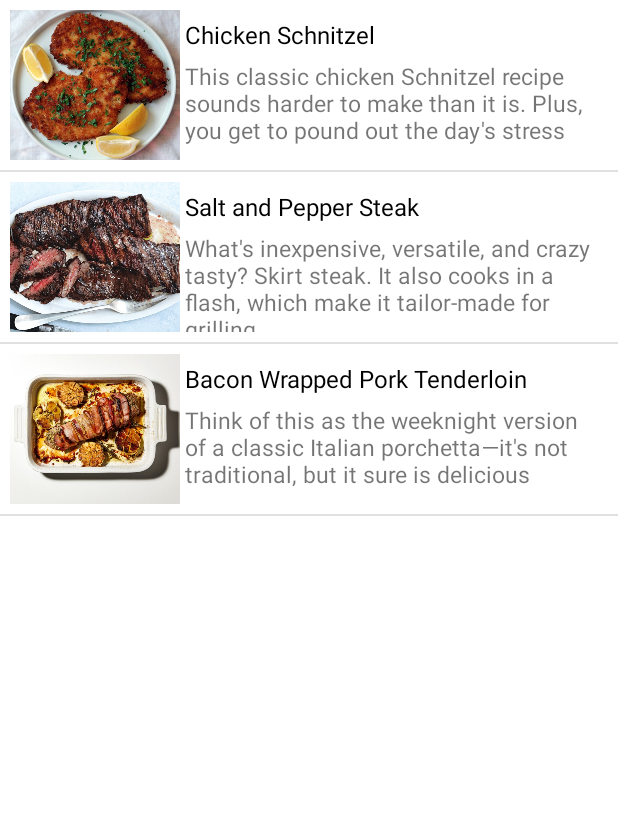
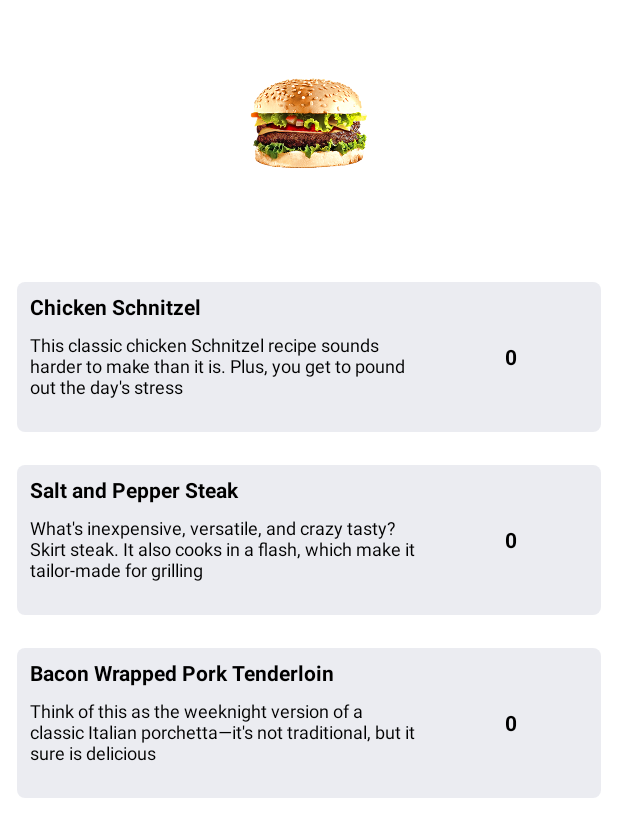
Before and after one commit to robertKlein02/scannAppQRBesteller, an Android app: the FoodList screen opened directly, with no data from a screen before it, on a phone screen of 412 x 824 dp. Shown: the top 837 px of the screen. Run offline under Robolectric (Android 15) with nearby library versions, the phone set to English and light mode, and no system bars.

Commit message:
add food list

```diff
--- a/app/src/main/java/com/example/scannertest/Food.kt
+++ b/app/src/main/java/com/example/scannertest/Food.kt
@@ -1,3 +1,3 @@
 package com.example.scannertest
 
-data class Food(var name:String, var desc:String, var image:Int)
+data class Food(var name:String, var desc:String)
--- a/app/src/main/java/com/example/scannertest/FoodList.kt
+++ b/app/src/main/java/com/example/scannertest/FoodList.kt
@@ -4,6 +4,8 @@ package com.example.scannertest
 import android.content.Intent
 import androidx.appcompat.app.AppCompatActivity
 import android.os.Bundle
+import android.widget.ImageView
+import android.widget.TextView
 import com.example.scannertest.databinding.ActivityMainBinding
 import com.example.scannertest.databinding.FoodlistBinding
 
@@ -17,10 +19,40 @@ class FoodList() : AppCompatActivity() {
         binding = FoodlistBinding.inflate(layoutInflater)
         setContentView(binding.root)
 
+        val name = intent.getStringExtra("name")
+        var icons=findViewById<ImageView>(R.id.icon2)
+        var textTop=findViewById<TextView>(R.id.textView3)
+
+        textTop.setText(name)
+
+        if(name=="Pizza")icons!!.setImageResource(R.drawable.pizzas)
+        if(name=="Pasta")icons!!.setImageResource(R.drawable.pasta)
+        if(name=="Döner")icons!!.setImageResource(R.drawable.doner)
+        if(name=="Reis")icons!!.setImageResource(R.drawable.reis)
+        if(name=="Dessert")icons!!.setImageResource(R.drawable.dessert)
+        if(name=="Getränke")icons!!.setImageResource(R.drawable.trinken)
+        if(name=="Burger")icons!!.setImageResource(R.drawable.burger)
+        if(name=="Nudel")icons!!.setImageResource(R.drawable.noodel)
+        if(name=="Cocktail")icons!!.setImageResource(R.drawable.cocktail)
+        if(name=="Pommes")icons!!.setImageResource(R.drawable.pommes)
+        if(name=="Sushi")icons!!.setImageResource(R.drawable.sushi)
+        if(name=="Wein")icons!!.setImageResource(R.drawable.wine)
+        if(name=="Bier")icons!!.setImageResource(R.drawable.beer)
+
+
+
+
+
+
+
+
+
+
+        //Hier werden die Daten von den Restaurants geladen
         val imageId = intArrayOf(
-            R.drawable.chicken_schnitzel,
-            R.drawable.salt_and_pepper_steak,
-            R.drawable.weeknight_porchetta
+            R.drawable.burger,
+            R.drawable.pommes,
+            R.drawable.pizzas
         )
 
         val names = arrayOf(
@@ -37,25 +69,27 @@ class FoodList() : AppCompatActivity() {
 
         for (i in names.indices){
 
-            val food = Food(names[i],descs[i],imageId[i])
+            val food = Food(names[i],descs[i])
             foodArrayList.add(food)
         }
         binding.foodsList.adapter= MyAdapter(this,foodArrayList)
 
         // Click lestener to list item
-        binding.foodsList.isClickable = true
-        binding.foodsList.setOnItemClickListener { parent, view, position, id ->
+        binding.foodsList.isClickable = false
 
-            val name = names[position]
-            val desx = descs[position]
-            val imageId = imageId[position]
 
-            val i = Intent(this,FoodsScreen::class.java)
-            i.putExtra("name",name)
-            i.putExtra("desc",desx)
-            i.putExtra("imageId", imageId)
-            startActivity(i)
-        }
+       // binding.foodsList.setOnItemClickListener { parent, view, position, id ->
+//
+       //     val name = names[position]
+       //     val desx = descs[position]
+       //     val imageId = imageId[position]
+//
+       //     val i = Intent(this,FoodsScreen::class.java)
+       //     i.putExtra("name",name)
+       //     i.putExtra("desc",desx)
+       //     i.putExtra("imageId", imageId)
+       //     startActivity(i)
+       // }
 
 
     }
--- a/app/src/main/java/com/example/scannertest/FoodsScreen.kt
+++ b/app/src/main/java/com/example/scannertest/FoodsScreen.kt
@@ -15,12 +15,12 @@ class FoodsScreen() : AppCompatActivity() {
 
         val name = intent.getStringExtra("name")
         val desc = intent.getStringExtra("desc")
-        val image = intent.getIntExtra("imageId", R.drawable.chicken_schnitzel)
+       // val image = intent.getIntExtra("imageId", R.drawable.chicken_schnitzel)
 
 
         binding.foodDesc.text =desc
         binding.foodName.text =name
-        binding.imgFood.setImageResource(image)
+    //    binding.imgFood.setImageResource(image)
 
 
     }
--- a/app/src/main/java/com/example/scannertest/MainActivity.kt
+++ b/app/src/main/java/com/example/scannertest/MainActivity.kt
@@ -9,10 +9,7 @@ import android.os.Handler
 import android.telephony.TelephonyManager
 import android.util.Log
 import android.view.View
-import android.widget.AdapterView
-import android.widget.Button
-import android.widget.TextView
-import android.widget.Toast
+import android.widget.*
 import androidx.annotation.RequiresApi
 import androidx.appcompat.app.AppCompatActivity
 import androidx.core.app.ActivityCompat
@@ -34,6 +31,7 @@ class MainActivity : AppCompatActivity() {
      private var isInsertSuccess = false
     lateinit var tv_lokalID: TextView
     lateinit var tv_tischID: TextView
+    var click = ""
 
     private lateinit var names:String
 
@@ -147,24 +145,6 @@ class MainActivity : AppCompatActivity() {
         }
     }
 
-    private fun setupGridView() {
-        val adapter = ImageListAdapter(this, R.layout.itemlist, sortArray(itemList))
-
-        binding.gridview.adapter = adapter
-
-
-        binding.gridview.onItemClickListener =
-            AdapterView.OnItemClickListener { parent, v, position, id ->
-             //  Toast.makeText(
-             //      this@MainActivity, sortArray(itemList).get(position) ,
-             //      Toast.LENGTH_SHORT,
-
-             //  )
-
-
-                openUnderMenu(itemList.get(position))
-            }
-    }
 
 
     override fun onResume() {
@@ -262,11 +242,36 @@ class MainActivity : AppCompatActivity() {
     }
 
 
-    fun openUnderMenu(string: String){
+
+    private fun setupGridView() {
+        val adapter = ImageListAdapter(this, R.layout.itemlist, sortArray(itemList))
 
 
+        binding.gridview.adapter = adapter
+
+
+        binding.gridview.onItemClickListener =
+            AdapterView.OnItemClickListener { parent, v, position, id ->
+                //  Toast.makeText(
+                //      this@MainActivity, sortArray(itemList).get(position) ,
+                //      Toast.LENGTH_SHORT,
+
+                //  )
+
+                click = sortArray(itemList).get(position)
+
+                openUnderMenu()
+            }
+
+
+    }
+
+
+
+    fun openUnderMenu(){
         val i = Intent(this,FoodList::class.java)
 
+        i.putExtra("name",click)
 
 
         startActivity(Intent(i))
--- a/app/src/main/java/com/example/scannertest/MyAdapter.kt
+++ b/app/src/main/java/com/example/scannertest/MyAdapter.kt
@@ -18,12 +18,12 @@ class MyAdapter(private val context : Activity, private val arrayList: ArrayList
         val view : View = inflater.inflate(R.layout.list_item,null)
 
         // Refer to elements of the item view
-        val imageView : ImageView = view.findViewById(R.id.foodImage)
+       // val imageView : ImageView = view.findViewById(R.id.foodImage)
         val txName : TextView = view.findViewById(R.id.resName)
         val txDesc : TextView = view.findViewById(R.id.desc)
 
         // Set data in view
-        imageView.setImageResource(arrayList[position].image)
+        //imageView.setImageResource(arrayList[position].image)
         txName.text = arrayList[position].name
         txDesc.text = arrayList[position].desc
 
--- a/app/src/main/res/drawable/ic_logo.xml
+++ b/app/src/main/res/drawable/ic_logo.xml
@@ -32,5 +32,5 @@
       android:fillColor="#ebecf1"/>
   <path
       android:pathData="M25.15,46.45c0.38,4.84 0.76,9.58 1.14,14.35 -0.15,0.03 -0.29,0.06 -0.43,0.07 -1.76,0.14 -3.51,0.29 -5.27,0.42 -1.4,0.11 -2.17,-0.37 -2.25,-1.37 -0.28,-3.58 -0.57,-7.16 -0.85,-10.75 -0.08,-0.96 0.65,-1.59 1.98,-1.68 1.94,-0.13 3.85,-0.32 5.69,-1.05Z"
-      android:fillColor="#a8a7d3"/>
+      android:fillColor="#ebecf1"/>
 </vector>
--- /dev/null
+++ b/app/src/main/res/drawable/listviwsyle.xml
@@ -0,0 +1,24 @@
+<?xml version="1.0" encoding="utf-8"?>
+<selector xmlns:android="http://schemas.android.com/apk/res/android">
+
+    <item android:state_pressed="true" >
+        <shape android:shape="rectangle"  >
+            <corners android:radius="5dip" />
+            <gradient android:angle="-90" android:startColor="#EBECF1" android:endColor="#EBECF1" />
+        </shape>
+    </item>
+    <item android:state_focused="true">
+        <shape android:shape="rectangle"  >
+            <corners android:radius="5dip" />
+            <stroke android:width="1dip" android:color="#5456EA" />
+            <solid android:color="#6C6EE9"/>
+        </shape>
+    </item>
+    <item >
+        <shape android:shape="rectangle"  >
+            <corners android:radius="5dip" />
+            <stroke android:width="0dip" android:color="#032CA6" />
+            <gradient android:angle="-90" android:startColor="#EBECF1" android:endColor="#EBECF1" />
+        </shape>
+    </item>
+</selector>
--- a/app/src/main/res/layout/foodlist.xml
+++ b/app/src/main/res/layout/foodlist.xml
@@ -1,16 +1,42 @@
 <?xml version="1.0" encoding="utf-8"?>
 <androidx.constraintlayout.widget.ConstraintLayout xmlns:android="http://schemas.android.com/apk/res/android"
-    android:layout_width="match_parent"
+    xmlns:app="http://schemas.android.com/apk/res-auto"
     xmlns:tools="http://schemas.android.com/tools"
+    android:layout_width="wrap_content"
     android:layout_height="match_parent">
-
 
     <ListView
         android:id="@+id/foodsList"
         android:layout_width="match_parent"
-        android:layout_height="match_parent"
+        android:layout_height="0dp"
         android:background="@color/white"
-        tools:listitem="@layout/list_item"
-        />
+        android:divider="@color/white"
+        app:layout_constraintBottom_toBottomOf="parent"
+        app:layout_constraintEnd_toEndOf="parent"
+        app:layout_constraintHorizontal_bias="0.0"
+        app:layout_constraintStart_toStartOf="parent"
+        app:layout_constraintTop_toBottomOf="@+id/textView3"
+        tools:listitem="@layout/list_item" />
+
+    <ImageView
+        android:id="@+id/icon2"
+        android:layout_width="143dp"
+        android:layout_height="117dp"
+        android:layout_marginTop="24dp"
+        app:layout_constraintEnd_toEndOf="parent"
+        app:layout_constraintStart_toStartOf="parent"
+        app:layout_constraintTop_toTopOf="parent"
+        app:srcCompat="@drawable/burger" />
+
+    <TextView
+        android:id="@+id/textView3"
+        android:layout_width="wrap_content"
+        android:layout_height="wrap_content"
+        android:layout_marginTop="16dp"
+        android:text="TextView"
+        app:layout_constraintEnd_toEndOf="parent"
+        app:layout_constraintHorizontal_bias="0.498"
+        app:layout_constraintStart_toStartOf="parent"
+        app:layout_constraintTop_toBottomOf="@+id/icon2" />
 
 </androidx.constraintlayout.widget.ConstraintLayout>
--- a/app/src/main/res/layout/list_item.xml
+++ b/app/src/main/res/layout/list_item.xml
@@ -1,52 +1,65 @@
 <?xml version="1.0" encoding="utf-8"?>
-<LinearLayout
-    xmlns:android="http://schemas.android.com/apk/res/android"
+<LinearLayout xmlns:android="http://schemas.android.com/apk/res/android"
+    xmlns:app="http://schemas.android.com/apk/res-auto"
+    xmlns:tools="http://schemas.android.com/tools"
     android:layout_width="match_parent"
     android:layout_height="match_parent"
-    android:orientation="vertical"
     android:background="@color/white"
-    android:padding="3pt">
+    android:padding="5pt">
+
 
     <LinearLayout
         android:layout_width="match_parent"
         android:layout_height="wrap_content"
-        android:orientation="horizontal"
-        android:background="@color/white"
-        >
-        <ImageView
-            android:id="@+id/foodImage"
-            android:layout_width="0dp"
-            android:layout_height="100dp"
-            android:layout_weight="2"
-            android:src="@drawable/chicken_schnitzel"
-            android:scaleType="centerCrop"
-            />
+        android:background="@drawable/listviwsyle"
+        android:clickable="false"
+        android:orientation="horizontal">
+
+
         <LinearLayout
             android:layout_width="0dp"
             android:layout_height="100dp"
-            android:layout_weight="5"
+            android:layout_weight="3"
             android:orientation="vertical"
-            android:paddingRight="3dp"
             android:paddingLeft="3dp"
-            >
+            android:paddingRight="3dp">
+
             <TextView
                 android:id="@+id/resName"
                 android:layout_width="match_parent"
                 android:layout_height="0dp"
                 android:layout_weight="1"
+                android:gravity="center_vertical"
+                android:paddingLeft="5dp"
                 android:text="coffee"
-                android:gravity="center_vertical"
-                android:textSize="16sp"
                 android:textColor="@color/black"
-                />
+                android:textSize="14sp"
+                android:textStyle="bold" />
+
             <TextView
                 android:id="@+id/desc"
                 android:layout_width="match_parent"
                 android:layout_height="0dp"
                 android:layout_weight="2"
-                android:textSize="15sp"
+                android:paddingLeft="5dp"
                 android:text="ssslkpkoojojdojdokook"
-                />
+                android:textColor="@color/black"
+                android:textSize="12sp" />
+
+
         </LinearLayout>
+
+        <TextView
+            android:id="@+id/AnzahlItemID"
+            android:layout_width="120dp"
+            android:layout_height="100dp"
+            android:gravity="center"
+            android:text="0"
+            android:textColor="@color/black"
+            android:textStyle="bold" />
+
     </LinearLayout>
+
+
+
 </LinearLayout>
```
Also changed, not shown: app/src/main/java/com/example/scannertest/ImageListAdapter.kt (+7 -0 lines).
